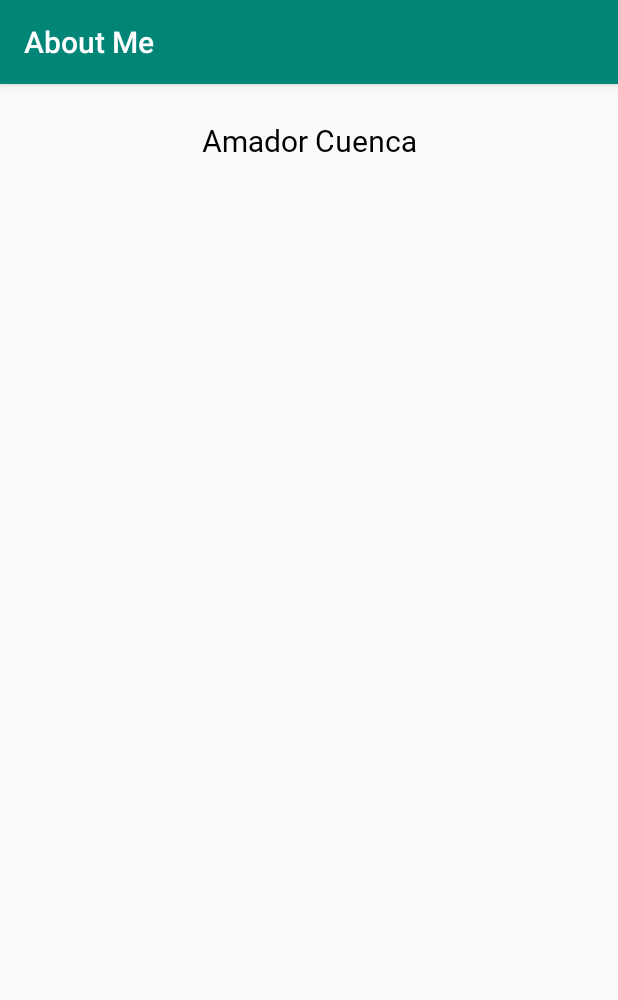
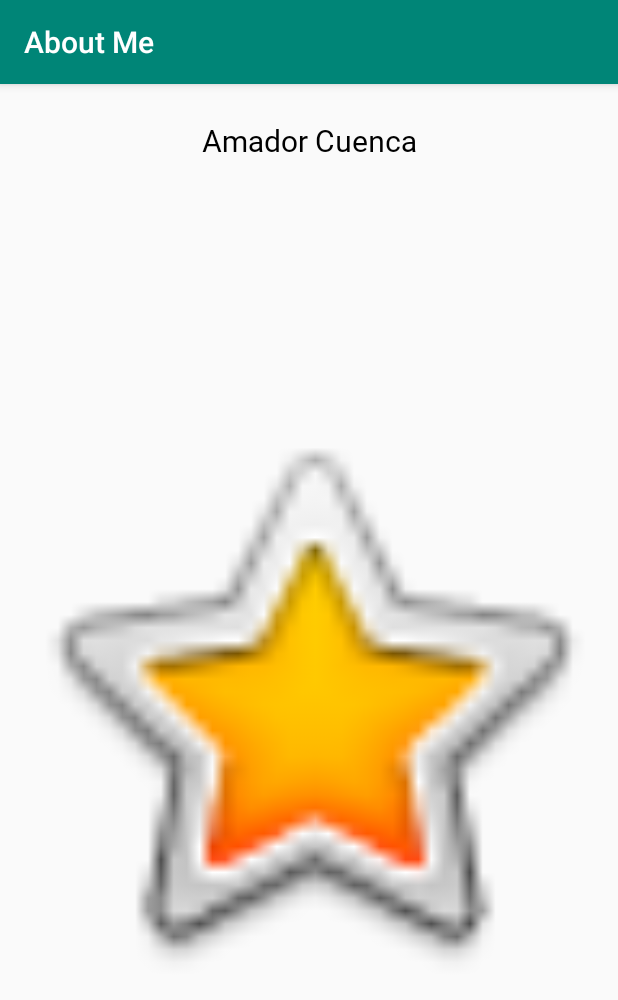
Before and after one commit to acuencadev/About-Me, an Android app: the screen it shows after launch (MainActivity), on a phone screen of 412 x 824 dp. Shown: the top 1000 px of the screen. Run offline under Robolectric (Android 15) with nearby library versions, the phone set to English and light mode, and no system bars.

Commit message:
style: Create the Star ImageView

```diff
--- a/app/src/main/res/layout/activity_main.xml
+++ b/app/src/main/res/layout/activity_main.xml
@@ -5,7 +5,8 @@
         xmlns:app="http://schemas.android.com/apk/res-auto"
         android:layout_width="match_parent"
         android:layout_height="match_parent"
-        tools:context=".MainActivity">
+        tools:context=".MainActivity"
+        android:orientation="vertical">
 
     <TextView
             android:layout_width="match_parent"
@@ -14,4 +15,11 @@
             android:textAlignment="center"
             style="@style/NameStyle"/>
 
+    <ImageView
+            android:layout_width="match_parent"
+            android:layout_height="wrap_content"
+            app:srcCompat="@android:drawable/btn_star_big_on"
+            android:id="@+id/star_image"
+            android:layout_weight="1"/>
+
 </LinearLayout>
```
